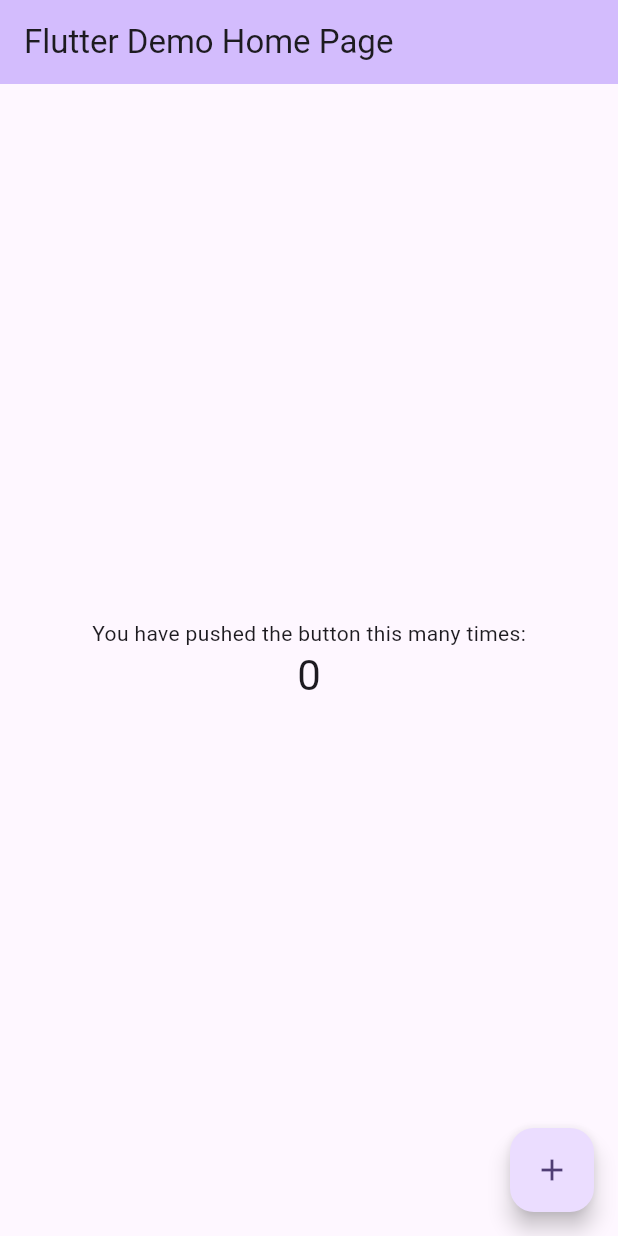
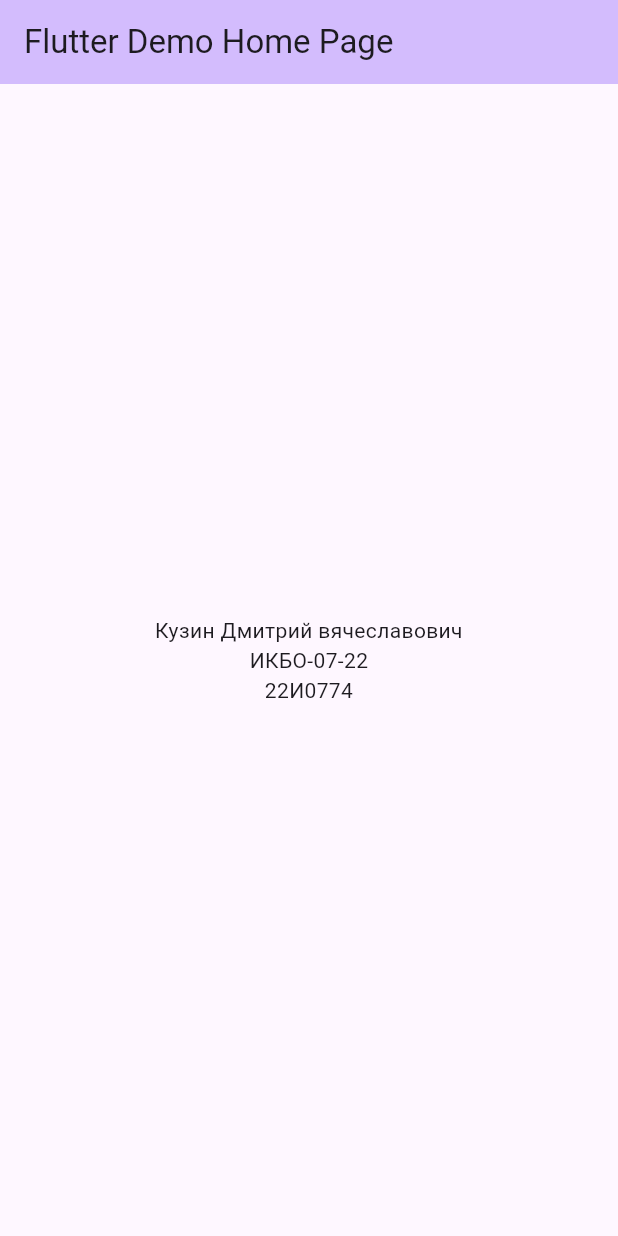
Before and after one commit to kuzyaq/Flutter_practice_2, a Flutter app: the screen it shows after launch, on a phone screen of 412 x 824 dp. Run offline on Flutter 3.47's test engine with Material 3 defaults, Android fonts, the phone set to English and light mode, and no system bars.

Commit message:
display student info on screen

```diff
--- a/lib/main.dart
+++ b/lib/main.dart
@@ -29,13 +29,6 @@ class MyHomePage extends StatefulWidget {
 }
 
 class _MyHomePageState extends State<MyHomePage> {
-  int _counter = 0;
-
-  void _incrementCounter() {
-    setState(() {
-      _counter++;
-    });
-  }
 
   @override
   Widget build(BuildContext context) {
@@ -48,19 +41,13 @@ class _MyHomePageState extends State<MyHomePage> {
         child: Column(
           mainAxisAlignment: MainAxisAlignment.center,
           children: <Widget>[
-            const Text('You have pushed the button this many times:'),
-            Text(
-              '$_counter',
-              style: Theme.of(context).textTheme.headlineMedium,
+            const Text(
+                'Кузин Дмитрий вячеславович\nИКБО-07-22\n22И0774',
+                textAlign: TextAlign.center,
             ),
           ],
         ),
       ),
-      floatingActionButton: FloatingActionButton(
-        onPressed: _incrementCounter,
-        tooltip: 'Increment',
-        child: const Icon(Icons.add),
-      ),
     );
   }
 }
```
